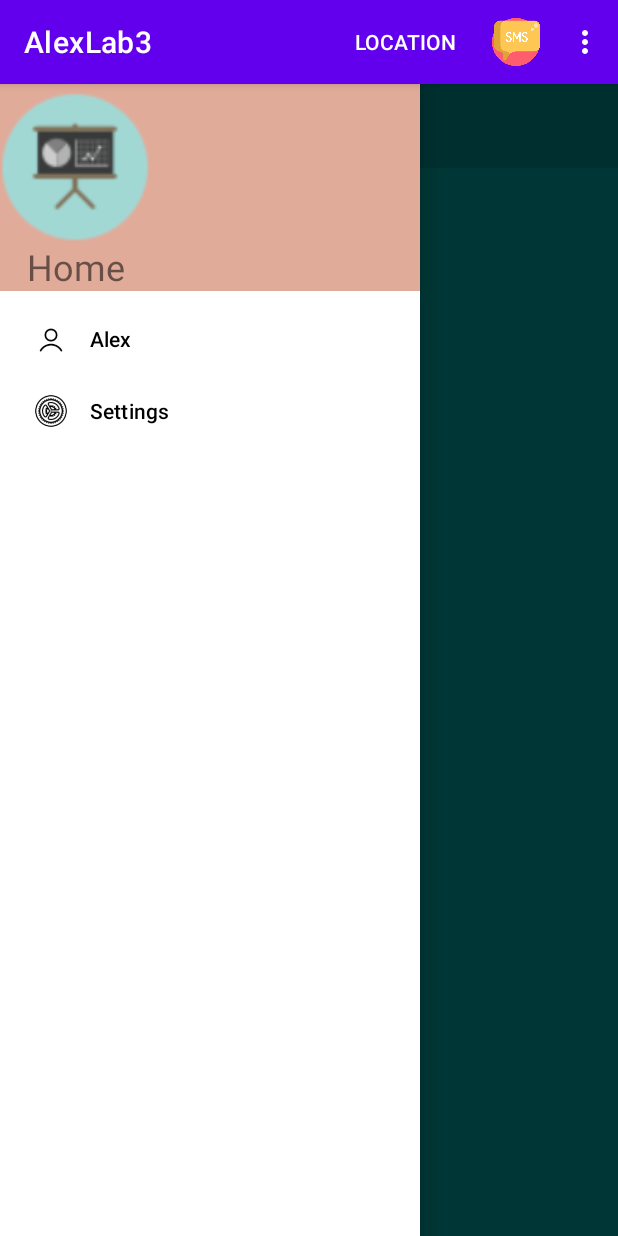
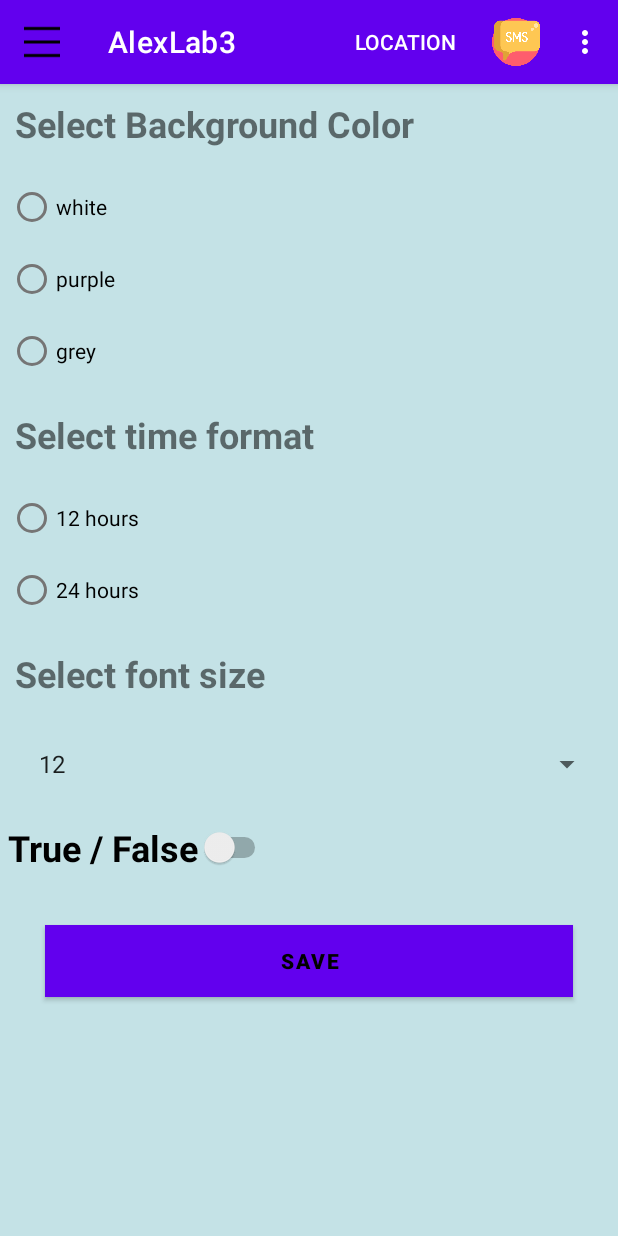
Before and after one commit to Alex5rfischer/Android-Development-Practice, an Android app: the screen it shows after launch (AlexActivity), in the side drawer, after a tap on "Settings", on a phone screen of 412 x 824 dp. Run offline under Robolectric (Android 15) with nearby library versions, the phone set to English and light mode, and no system bars.

Commit message:
Able to click on hamburger_icon.png and open the slideable menu & created the settings fragment

```diff
--- a/AlexLab3/build.gradle
+++ b/AlexLab3/build.gradle
@@ -33,6 +33,7 @@ dependencies {
     implementation 'androidx.appcompat:appcompat:1.2.0'
     implementation 'com.google.android.material:material:1.2.1'
     implementation 'androidx.constraintlayout:constraintlayout:2.0.4'
+    implementation 'androidx.legacy:legacy-support-v4:1.0.0'
     testImplementation 'junit:junit:4.+'
     androidTestImplementation 'androidx.test.ext:junit:1.1.2'
     androidTestImplementation 'androidx.test.espresso:espresso-core:3.3.0'
--- a/AlexLab3/src/main/java/alex/la/n01313354/AlexActivity.java
+++ b/AlexLab3/src/main/java/alex/la/n01313354/AlexActivity.java
@@ -1,9 +1,17 @@
 package alex.la.n01313354;
 
+import androidx.annotation.NonNull;
+import androidx.appcompat.app.ActionBar;
+import androidx.appcompat.app.ActionBarDrawerToggle;
 import androidx.appcompat.app.AlertDialog;
 import androidx.appcompat.app.AppCompatActivity;
 import androidx.core.app.ActivityCompat;
 import androidx.core.content.ContextCompat;
+import androidx.core.view.GravityCompat;
+import androidx.drawerlayout.widget.DrawerLayout;
+import androidx.fragment.app.Fragment;
+import androidx.fragment.app.FragmentManager;
+import androidx.fragment.app.FragmentTransaction;
 
 import android.Manifest;
 import android.app.Dialog;
@@ -13,12 +21,16 @@ import android.content.Intent;
 import android.content.pm.PackageManager;
 import android.net.Uri;
 import android.os.Bundle;
+import android.view.Gravity;
 import android.view.Menu;
 import android.view.MenuItem;
 import android.view.View;
 import android.view.Window;
 import android.widget.Button;
 import android.widget.Toast;
+import android.widget.Toolbar;
+
+import com.google.android.material.navigation.NavigationView;
 
 //Author: Alex La
 //Student Id: n01313354
@@ -28,6 +40,8 @@ public class AlexActivity extends AppCompatActivity {
     Dialog myDialog;
     Button alexNoButton,alexYesButton;
 
+
+    private DrawerLayout myDrawerLayout;
     private int SMS_PERMISSION_CODE = 1;
 
 
@@ -35,6 +49,52 @@ public class AlexActivity extends AppCompatActivity {
     protected void onCreate(Bundle savedInstanceState) {
         super.onCreate(savedInstanceState);
         setContentView(R.layout.alex_activity);
+
+        LaHome homeFragment =  new LaHome();
+        FragmentManager manager = getSupportFragmentManager();
+        manager.beginTransaction().replace(R.id.alexcontent_frame, homeFragment).commit();
+
+
+        ActionBar mActionBar = getSupportActionBar();
+        mActionBar.setDisplayHomeAsUpEnabled(true);
+        mActionBar.setHomeAsUpIndicator(R.drawable.hamburger_icon);
+        myDrawerLayout = findViewById(R.id.drawer_layout);
+
+        NavigationView mNavigationView = findViewById(R.id.nav_view);
+        mNavigationView.setNavigationItemSelectedListener(new NavigationView.OnNavigationItemSelectedListener() {
+            @Override
+            public boolean onNavigationItemSelected(@NonNull MenuItem menuItem) {
+                Fragment newFragment;
+                FragmentTransaction transaction = getSupportFragmentManager().beginTransaction();
+
+                menuItem.setChecked(true);
+                myDrawerLayout.closeDrawers();
+
+                int id = menuItem.getItemId();
+//                if(id == R.id.alexFirstname){
+//                    newFragment =  new MahadeoDown();
+//                    transaction.replace(R.id.alexcontent_frame, newFragment);
+//                    transaction.addToBackStack(null);
+//                    transaction.commit();
+//
+//                }else if(id == R.id.nav_lastName){
+//                    newFragment =  new MahadeoSrv();
+//                    transaction.replace(R.id.alexcontent_frame, newFragment);
+//                    transaction.addToBackStack(null);
+//                    transaction.commit();
+//                }else
+
+                    if(id == R.id.alexSettings){
+                    newFragment =  new LaSettings();
+                    transaction.replace(R.id.alexcontent_frame, newFragment);
+                    transaction.addToBackStack(null);
+                    transaction.commit();
+                }
+                Toast.makeText(getApplicationContext(), menuItem.getTitle(),
+                        Toast.LENGTH_LONG).show();
+                return false;
+            }
+        });
 
     }
 
@@ -97,11 +157,12 @@ public class AlexActivity extends AppCompatActivity {
                 }else{
                     requestSMSPermission();
                 }
-            default:
-                return super.onOptionsItemSelected(item);
+            case android.R.id.home:
+                myDrawerLayout.openDrawer(GravityCompat.START);
+                return true;
         }
 
-        return true;
+        return super.onOptionsItemSelected(item);
     }
 
     @Override
--- /dev/null
+++ b/AlexLab3/src/main/java/alex/la/n01313354/LaHome.java
@@ -0,0 +1,51 @@
+package alex.la.n01313354;
+
+import android.os.Bundle;
+
+import androidx.fragment.app.Fragment;
+
+import android.view.LayoutInflater;
+import android.view.View;
+import android.view.ViewGroup;
+
+public class LaHome extends Fragment {
+
+    // TODO: Rename parameter arguments, choose names that match
+    // the fragment initialization parameters, e.g. ARG_ITEM_NUMBER
+    private static final String ARG_PARAM1 = "param1";
+    private static final String ARG_PARAM2 = "param2";
+
+    // TODO: Rename and change types of parameters
+    private String mParam1;
+    private String mParam2;
+
+    public LaHome() {
+        // Required empty public constructor
+    }
+
+    // TODO: Rename and change types and number of parameters
+    public static LaHome newInstance(String param1, String param2) {
+        LaHome fragment = new LaHome();
+        Bundle args = new Bundle();
+        args.putString(ARG_PARAM1, param1);
+        args.putString(ARG_PARAM2, param2);
+        fragment.setArguments(args);
+        return fragment;
+    }
+
+    @Override
+    public void onCreate(Bundle savedInstanceState) {
+        super.onCreate(savedInstanceState);
+        if (getArguments() != null) {
+            mParam1 = getArguments().getString(ARG_PARAM1);
+            mParam2 = getArguments().getString(ARG_PARAM2);
+        }
+    }
+
+    @Override
+    public View onCreateView(LayoutInflater inflater, ViewGroup container,
+                             Bundle savedInstanceState) {
+        // Inflate the layout for this fragment
+        return inflater.inflate(R.layout.la_home, container, false);
+    }
+}
--- /dev/null
+++ b/AlexLab3/src/main/java/alex/la/n01313354/LaSettings.java
@@ -0,0 +1,32 @@
+package alex.la.n01313354;
+
+import android.os.Bundle;
+
+import androidx.fragment.app.Fragment;
+
+import android.view.LayoutInflater;
+import android.view.View;
+import android.view.ViewGroup;
+import android.widget.ArrayAdapter;
+import android.widget.Spinner;
+
+public class LaSettings extends Fragment {
+
+    @Override
+    public View onCreateView(LayoutInflater inflater, ViewGroup container,
+                             Bundle savedInstanceState) {
+
+        View root = inflater.inflate(R.layout.la_settings, container, false);
+        fragmentAction(root);
+        return root;
+    }
+    private void fragmentAction(final View view) {
+
+        Spinner spin = (Spinner) view.findViewById(R.id.fontSpinner);
+
+        ArrayAdapter<String> madapter = new ArrayAdapter<String>(getActivity(),
+                android.R.layout.simple_list_item_1, getResources().getStringArray(R.array.fontSize));
+        madapter.setDropDownViewResource(android.R.layout.simple_spinner_dropdown_item);
+        spin.setAdapter(madapter);
+    }
+}
--- a/AlexLab3/src/main/res/layout/alex_activity.xml
+++ b/AlexLab3/src/main/res/layout/alex_activity.xml
@@ -10,6 +10,7 @@ Section: RNA
     android:layout_width="match_parent"
     android:layout_height="match_parent"
     android:background="@color/teal_700"
+    android:id="@+id/drawer_layout"
     tools:context=".AlexActivity">
 
         <FrameLayout
@@ -18,7 +19,7 @@ Section: RNA
         android:layout_height="match_parent">
 
             <androidx.appcompat.widget.Toolbar
-            android:id="@+id/alextoolbar"
+                android:id="@+id/toolbar"
                 android:layout_height="?attr/actionBarSize"
                 android:layout_width="match_parent"
                 android:background="?attr/colorControlHighlight"
--- /dev/null
+++ b/AlexLab3/src/main/res/layout/la_settings.xml
@@ -0,0 +1,104 @@
+<?xml version="1.0" encoding="utf-8"?>
+<androidx.appcompat.widget.LinearLayoutCompat
+    xmlns:android="http://schemas.android.com/apk/res/android"
+    xmlns:tools="http://schemas.android.com/tools"
+    android:orientation="vertical"
+    android:layout_width="match_parent"
+    android:layout_height="match_parent"
+    android:background="#C4E2E6"
+    tools:context=".LaSettings">
+
+
+    <TextView
+        android:id="@+id/backgroundColor"
+        android:layout_width="wrap_content"
+        android:layout_height="wrap_content"
+        android:text="Select Background Color"
+        android:textStyle="bold"
+        android:textSize="24sp"
+        android:layout_margin="10dp"/>
+    <RadioGroup
+        android:id="@+id/colorGroup"
+        android:layout_width="wrap_content"
+        android:layout_height="wrap_content"
+        android:layout_margin="5dp">
+
+        <RadioButton
+            android:id="@+id/radioButton"
+            android:layout_width="wrap_content"
+            android:layout_height="wrap_content"
+            android:text="white" />
+
+        <RadioButton
+            android:id="@+id/radioButton2"
+            android:layout_width="wrap_content"
+            android:layout_height="wrap_content"
+            android:text="purple" />
+
+        <RadioButton
+            android:id="@+id/radioButton3"
+            android:layout_width="wrap_content"
+            android:layout_height="wrap_content"
+            android:text="grey" />
+
+    </RadioGroup>
+    <TextView
+        android:id="@+id/format"
+        android:layout_width="wrap_content"
+        android:layout_height="wrap_content"
+        android:text="Select time format"
+        android:textStyle="bold"
+        android:textSize="24sp"
+        android:layout_margin="10dp"/>
+    <RadioGroup
+        android:id="@+id/formatGroup"
+        android:layout_width="wrap_content"
+        android:layout_height="wrap_content"
+        android:layout_margin="5dp">
+        <RadioButton
+            android:id="@+id/radioButton4"
+            android:layout_width="wrap_content"
+            android:layout_height="wrap_content"
+            android:text="12 hours" />
+
+        <RadioButton
+            android:id="@+id/radioButton5"
+            android:layout_width="wrap_content"
+            android:layout_height="wrap_content"
+            android:text="24 hours" />
+    </RadioGroup>
+    <TextView
+        android:id="@+id/fontID"
+        android:layout_width="wrap_content"
+        android:layout_height="wrap_content"
+        android:text="Select font size"
+        android:textStyle="bold"
+        android:textSize="24sp"
+        android:layout_margin="10dp"/>
+    <androidx.appcompat.widget.AppCompatSpinner
+        android:id="@+id/fontSpinner"
+        android:layout_width="match_parent"
+        android:layout_height="wrap_content"
+        android:layout_margin="10dp"/>
+    <Switch
+        android:id="@+id/switch1"
+        android:layout_width="wrap_content"
+        android:layout_height="wrap_content"
+        android:text="True / False"
+        android:textSize="24sp"
+        android:textStyle="bold"
+        android:layout_margin="5dp"/>
+
+    <Button
+        android:id="@+id/button2"
+        android:layout_width="match_parent"
+        android:layout_height="wrap_content"
+        android:text="Save"
+        android:textStyle="bold"
+        android:textAlignment="center"
+        android:textColor="#FF000000"
+        android:background="#250101"
+        android:layout_margin="30dp"/>
+
+
+</androidx.appcompat.widget.LinearLayoutCompat>
--- a/AlexLab3/src/main/res/values/strings.xml
+++ b/AlexLab3/src/main/res/values/strings.xml
@@ -7,4 +7,18 @@
     <string name="permission_required">Permission required to sent SMS</string>
     <string name="ok">Ok</string>
     <string name="cancel">Cancel</string>
+    <!-- TODO: Remove or change this placeholder text -->
+    <string name="hello_blank_fragment">Hello blank fragment</string>
+    <string name="dateformat">HH:mm:ss \nyyyy-MM-dd</string>
+
+    <string name="navigation_drawer_open">Open navigation drawer</string>
+    <string name="navigation_drawer_close">Close navigation drawer</string>
+
+    <string-array name="fontSize">
+        <item>12</item>
+        <item>13</item>
+        <item>14</item>
+        <item>15</item>
+        <item>16</item>
+    </string-array>
 </resources>
```
Also changed, not shown: AlexLab3/src/main/res/layout/la_home.xml (added, +57 -0 lines), AlexLab3/src/main/res/drawable-v24/hamburger_icon.png (added), 1 other file. Lines whose indentation alone changed are shown as unchanged.
